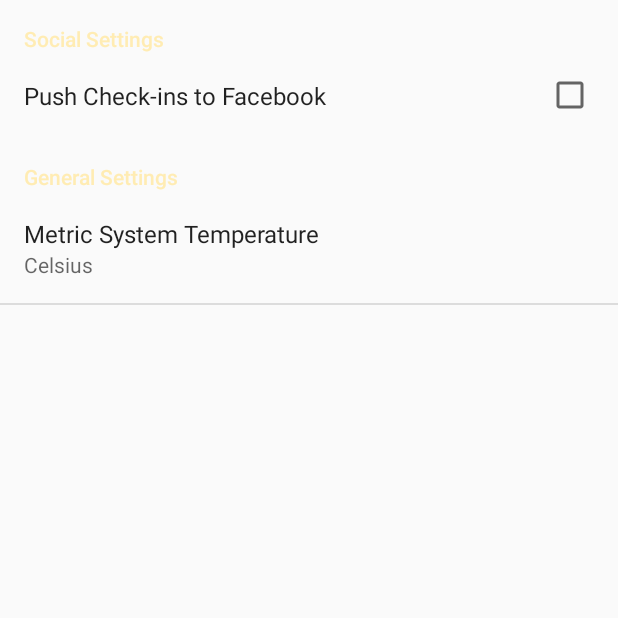
After one commit to androidzin/beers-todrink, an Android app: the SettingsOldActivity screen opened directly, with no data from a screen before it, on a phone screen of 412 x 824 dp, the top half of it. The commit adds this screen. Run offline under Robolectric (Android 15) with nearby library versions, the phone set to English and light mode, and no system bars; libraries missing offline, so code that uses them is left out: org.androidannotations.annotations.

Commit message:
First version of Settings Screen
Description:In this version, social setting is not working.
Still need to implements Facebook login logic.

Commit:Add

TaskNumber:#5

```diff
--- /dev/null
+++ b/app/src/main/java/br/com/androidzin/brunomateus/beerstodrink/SettingsOldActivity.java
@@ -0,0 +1,36 @@
+package br.com.androidzin.brunomateus.beerstodrink;
+
+import android.annotation.TargetApi;
+import android.content.Context;
+import android.content.res.Configuration;
+import android.media.Ringtone;
+import android.media.RingtoneManager;
+import android.net.Uri;
+import android.os.Build;
+import android.os.Bundle;
+import android.os.PersistableBundle;
+import android.preference.ListPreference;
+import android.preference.Preference;
+import android.preference.PreferenceActivity;
+import android.preference.PreferenceCategory;
+import android.preference.PreferenceFragment;
+import android.preference.PreferenceManager;
+import android.preference.RingtonePreference;
+import android.text.TextUtils;
+import android.view.MenuItem;
+import android.support.v4.app.NavUtils;
+
+
+import org.androidannotations.annotations.EActivity;
+import org.androidannotations.annotations.PreferenceScreen;
+
+import java.util.List;
+
+public class SettingsOldActivity extends PreferenceActivity {
+
+    @Override
+    public void onCreate(Bundle savedInstanceState) {
+        super.onCreate(savedInstanceState);
+        addPreferencesFromResource(R.xml.settings);
+    }
+}
--- a/app/src/main/res/menu/filter_menu.xml
+++ b/app/src/main/res/menu/filter_menu.xml
@@ -12,4 +12,7 @@
     <item android:id="@+id/filter_country"
         android:title="@string/filter_country"
         yourapp:showAsAction="never" />
+    <item android:id="@+id/settings_menu"
+        android:title="@string/settings"
+        yourapp:showAsAction="never" />
 </menu>
--- /dev/null
+++ b/app/src/main/res/values/arrays.xml
@@ -0,0 +1,7 @@
+<?xml version="1.0" encoding="utf-8"?>
+<resources>
+    <string-array name="temperature_metric_entries">
+        <item >@string/celsius</item>
+        <item >@string/fahrenheit</item>
+    </string-array>
+</resources>
--- a/app/src/main/res/values/strings.xml
+++ b/app/src/main/res/values/strings.xml
@@ -9,10 +9,10 @@
     <string name="drink">Drink</string>
 
     <!-- Labels -->
-    <string name="label_country">Country:</string>
-    <string name="label_abv">ABV:</string>
-    <string name="label_release_date">Release Date:</string>
-    <string name="label_temperature_to_drink">Temperature To Drink:</string>
+    <string name="label_country">Country: </string>
+    <string name="label_abv">ABV: </string>
+    <string name="label_release_date">Release Date: </string>
+    <string name="label_temperature_to_drink">Serving temperature: </string>
     <string name="marked_not_drank">Haven\'t you ever drink this beer?</string>
     <string name="no_i_havent">No, I haven\'t</string>
     <string name="ive_already_drank">I\'ve already drank it</string>
@@ -29,4 +29,18 @@
         <item quantity="other">Congratulations!!! \n Now there are just %d beers.</item>
     </plurals>
 
+    <!-- Settings -->
+
+    <string name="settings">Settings</string>
+    <string name="social_networks">Social Settings</string>
+    <string name="facebook_share_checkin">Push Check-ins to Facebook</string>
+    <string name="general_settings">General Settings</string>
+    <string name="select_temperature_metric">Metric System Temperature</string>
+
+
+    <string name="celsius">Celsius</string>
+    <string name="fahrenheit">Fahrenheit</string>
+    <string name="pref_key_face_share_checkin">pref_key_face_share_chekin</string>
+    <string name="pref_temperature">pref_temperature</string>
+
 </resources>
--- /dev/null
+++ b/app/src/main/res/values/values.xml
@@ -0,0 +1,5 @@
+<?xml version="1.0" encoding="utf-8"?>
+<resources>
+    <integer name="celsius_value">0</integer>
+    <integer name="fahrenheit_value">1</integer>
+</resources>
--- /dev/null
+++ b/app/src/main/res/xml/settings.xml
@@ -0,0 +1,21 @@
+<?xml version="1.0" encoding="utf-8"?>
+<PreferenceScreen xmlns:android="http://schemas.android.com/apk/res/android">
+    <PreferenceCategory
+        android:title="@string/social_networks">
+        <CheckBoxPreference
+            android:key="@string/pref_key_face_share_checkin"
+            android:title="@string/facebook_share_checkin"
+            android:defaultValue="false"/>
+    </PreferenceCategory>
+    <PreferenceCategory
+        android:title="@string/general_settings">
+        <ListPreference
+            android:key="@string/pref_temperature"
+            android:title="@string/select_temperature_metric"
+            android:summary="%s"
+            android:entries="@array/temperature_metric_entries"
+            android:entryValues="@array/temperature_metric_entries"
+            android:defaultValue="@string/celsius" />
+    </PreferenceCategory>
+
+</PreferenceScreen>
```
Also changed, not shown: app/src/main/AndroidManifest.xml (+21 -5 lines), app/src/main/java/br/com/androidzin/brunomateus/beerstodrink/BeerListFragment.java (+9 -1 lines), app/src/main/java/br/com/androidzin/brunomateus/beerstodrink/SettingsActivity.java (added, +27 -0 lines), app/src/main/java/br/com/androidzin/brunomateus/beerstodrink/SettingsFragment.java (added, +32 -0 lines), app/src/main/res/layout/activity_settings.xml (added, +14 -0 lines).
